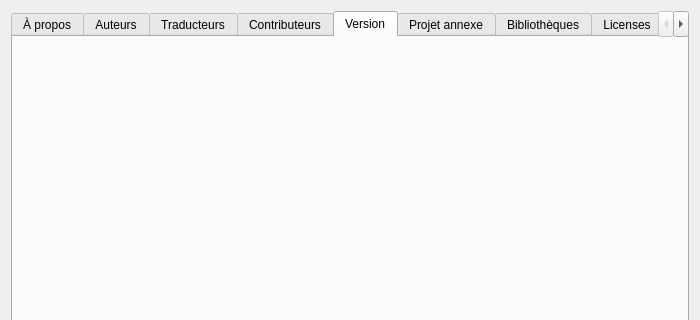
This is sources/ui/aboutqetdialog.ui in qelectrotech/qelectrotech-source-mirror as Qt 5 draws it before an edit; both pictures show x 0 to 700 and y 0 to 320 of the 700 by 500 pixel window. The edited form follows.
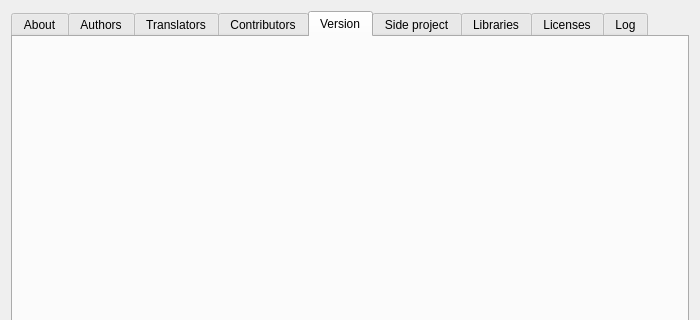
This is the edited form.

```diff
--- a/sources/ui/aboutqetdialog.ui
+++ b/sources/ui/aboutqetdialog.ui
@@ -27,7 +27,7 @@
      </property>
      <widget class="QWidget" name="tab">
       <attribute name="title">
-       <string>À propos</string>
+       <string>About</string>
       </attribute>
       <layout class="QVBoxLayout" name="verticalLayout_2">
        <item>
@@ -50,7 +50,7 @@
      </widget>
      <widget class="QWidget" name="tab_2">
       <attribute name="title">
-       <string>Auteurs</string>
+       <string>Authors</string>
       </attribute>
       <layout class="QHBoxLayout" name="horizontalLayout">
        <property name="spacing">
@@ -130,7 +130,7 @@
      </widget>
      <widget class="QWidget" name="tab_3">
       <attribute name="title">
-       <string>Traducteurs</string>
+       <string>Translators</string>
       </attribute>
       <layout class="QVBoxLayout" name="verticalLayout_4">
        <property name="spacing">
@@ -213,7 +213,7 @@
      </widget>
      <widget class="QWidget" name="tab_4">
       <attribute name="title">
-       <string>Contributeurs</string>
+       <string>Contributors</string>
       </attribute>
       <layout class="QVBoxLayout" name="verticalLayout_5">
        <property name="spacing">
@@ -345,7 +345,7 @@
      </widget>
      <widget class="QWidget" name="m_annex_project_tab">
       <attribute name="title">
-       <string>Projet annexe</string>
+       <string>Side project</string>
       </attribute>
       <layout class="QVBoxLayout" name="verticalLayout_6">
        <property name="spacing">
@@ -425,7 +425,7 @@
      </widget>
      <widget class="QWidget" name="tab_7">
       <attribute name="title">
-       <string>Bibliothèques</string>
+       <string>Libraries</string>
       </attribute>
       <layout class="QVBoxLayout" name="verticalLayout_7">
        <property name="spacing">
@@ -529,7 +529,7 @@
      </widget>
      <widget class="QWidget" name="tab_8">
       <attribute name="title">
-       <string>log</string>
+       <string>Log</string>
       </attribute>
       <layout class="QVBoxLayout" name="verticalLayout_3">
        <item>
```
Left out of the diff: 2 changed lines with no effect on the pictures.
